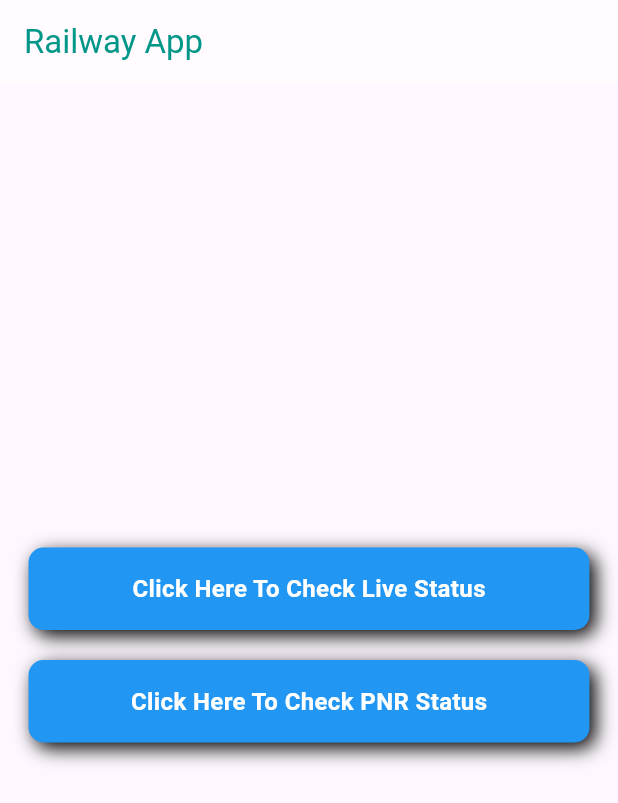
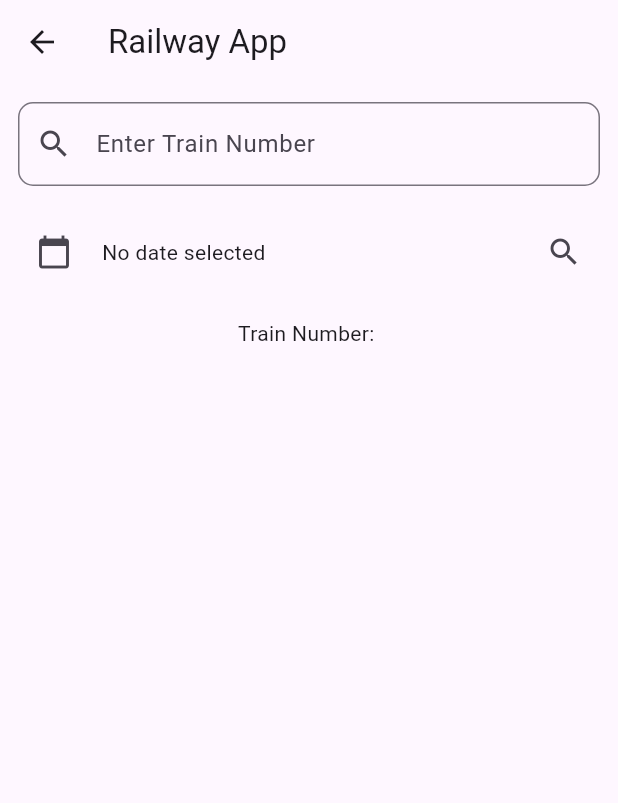
Before and after one commit to Rishabh-dosi/railway-app, a Flutter app: the screen it shows after launch, after a tap on an icon or button, on a phone screen of 412 x 824 dp. Shown: the top 803 px of the screen. Run offline on Flutter 3.47's test engine with Material 3 defaults, Android fonts, the phone set to English and light mode, and no system bars.

Commit message:
train page input complete

```diff
--- a/lib/home.dart
+++ b/lib/home.dart
@@ -1,5 +1,6 @@
 
 import 'package:flutter/material.dart';
+import 'package:railway_app/train_page.dart';
 
 class MyHome extends StatefulWidget {
   const MyHome({super.key});
@@ -24,9 +25,9 @@ class _MyHomeState extends State<MyHome> {
             mainAxisAlignment: MainAxisAlignment.center, // Centers the Column content
             children: [
               _buildCustomButton("Click Here To Check "
-                  "Live Status"),
+                  "Live Status" , context),
               SizedBox(height: 20),
-              _buildCustomButton("Click Here To Check PNR Status"),
+              _buildCustomButton("Click Here To Check PNR Status" , context),
               SizedBox(height: 20),
             ],
           ),
@@ -35,10 +36,12 @@ class _MyHomeState extends State<MyHome> {
     );
   }
 }
-Widget _buildCustomButton(String text) {
+Widget _buildCustomButton(String text, BuildContext context) {
   return InkWell(
-    onTap: () {
-      print("hello");
+    onTap: () {Navigator.push(
+      context,
+      MaterialPageRoute(builder: (context) => TrainPage()),
+    );
     },
     child: Container(
       width: double.infinity,
--- /dev/null
+++ b/lib/train_page.dart
@@ -0,0 +1,83 @@
+import 'package:flutter/material.dart';
+
+class TrainPage extends StatefulWidget {
+  const TrainPage({super.key});
+
+  @override
+  State<TrainPage> createState() => _TrainPageState();
+}
+
+class _TrainPageState extends State<TrainPage> {
+  String _trainNo = ''; // Initialize with an empty string
+  DateTime? _selectedDate; // Make it nullable initially
+
+  @override
+  Widget build(BuildContext context) {
+    return Scaffold(
+      appBar: AppBar(
+        title: Text("Railway App"),
+      ),
+      body: Container(
+        padding: EdgeInsets.all(12),
+        child: Column(
+          children: [
+            // TextField to enter train number
+            TextField(
+              decoration: InputDecoration(
+                border: OutlineInputBorder(
+                  borderRadius: BorderRadius.all(Radius.circular(10)),
+                ),
+                hintText: "Enter Train Number",
+                prefixIcon: Icon(Icons.search),
+              ),
+              onChanged: (text) {
+                setState(() {
+                  _trainNo = text; // Update _trainNo when text changes
+                });
+              },
+            ),
+            SizedBox(height: 20),
+
+            Row(
+              children: [
+                // Calendar icon to open date picker
+                IconButton(
+                  onPressed: () async {
+                    DateTime? selectedDate = await showDatePicker(
+                      context: context,
+                      firstDate: DateTime.now().subtract(Duration(days: 2)),
+                      lastDate: DateTime.now().add(Duration(days: 2)),
+                      initialDate: DateTime.now(),
+                    );
+
+                    // If a date is selected, update the state
+                    if (selectedDate != null) {
+                      setState(() {
+                        _selectedDate = selectedDate;
+                      });
+                    }
+                  },
+                  icon: Icon(Icons.calendar_today),
+                ),
+                SizedBox(width: 8),
+                // Display selected date if it exists
+                Text(
+                  _selectedDate != null
+                      ? "${_selectedDate!.toLocal()}".split(' ')[0]
+                      : "No date selected",
+                ),
+
+                Spacer(),
+                IconButton(onPressed: (){ print(_trainNo + " " + _selectedDate.toString());}, icon: Icon(Icons.search))
+              ],
+            ),
+            SizedBox(height: 20),
+
+            // Display the train number entered
+            Text('Train Number: $_trainNo'),
+          ],
+        ),
+      ),
+    );
+  }
+}
```
